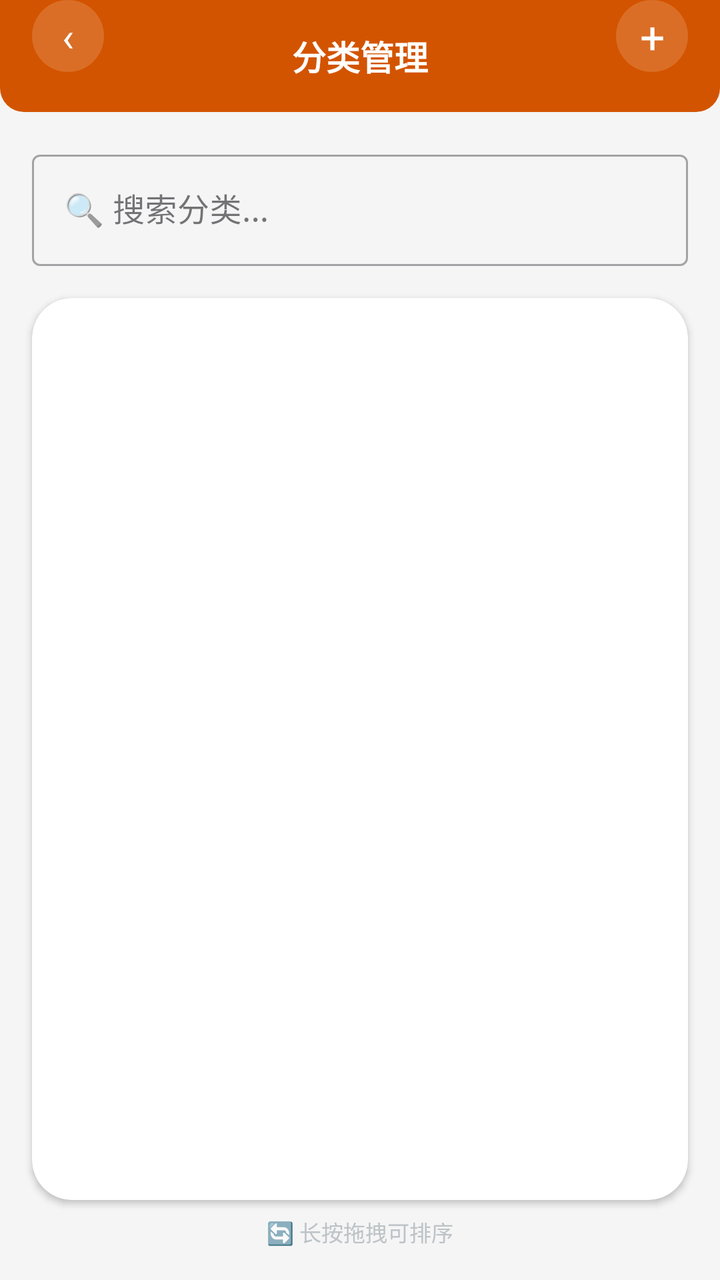
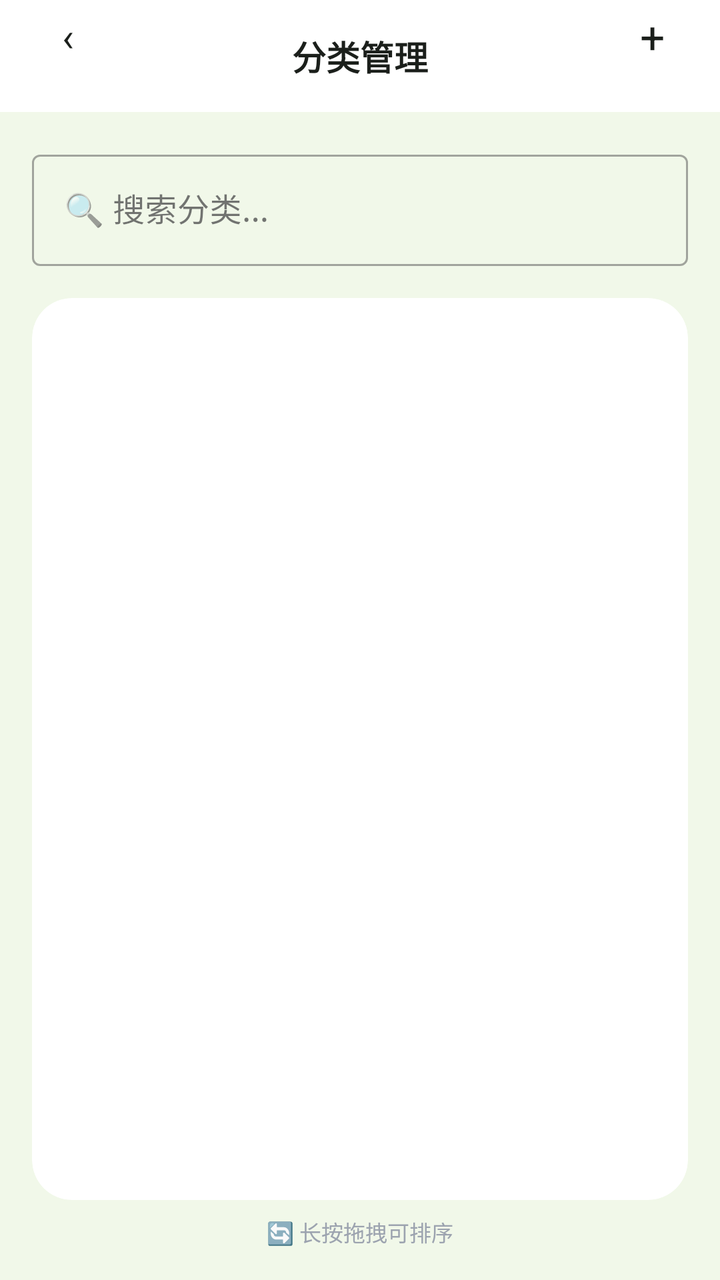

An Android layout rendered at two revisions. The XML below is the earlier revision; the diff shows what the commit changed to produce the second picture.
<!-- AndroidManifest.xml: application theme Theme.ClothingSI -->
<!-- res/layout/activity_categories.xml -->
<?xml version="1.0" encoding="utf-8"?>
<LinearLayout xmlns:android="http://schemas.android.com/apk/res/android"
    xmlns:app="http://schemas.android.com/apk/res-auto"
    android:layout_width="match_parent" android:layout_height="match_parent"
    android:orientation="vertical" android:background="#F5F5F5">
    <RelativeLayout android:layout_width="match_parent" android:layout_height="56dp"
        android:background="@drawable/header_bar_bg" android:paddingHorizontal="16dp">
        <TextView android:id="@+id/btn_back" android:layout_width="36dp" android:layout_height="36dp"
            android:text="‹" android:textSize="20dp" android:textColor="#FFFFFF"
            android:gravity="center" android:background="@drawable/circle_bg" />
        <TextView android:layout_width="wrap_content" android:layout_height="wrap_content"
            android:text="分类管理" android:textSize="17dp" android:textStyle="bold"
            android:textColor="#FFFFFF" android:layout_centerInParent="true" />
        <TextView android:id="@+id/btn_add_category" android:layout_width="36dp" android:layout_height="36dp"
            android:text="+" android:textSize="22dp" android:textColor="#FFFFFF"
            android:gravity="center" android:background="@drawable/circle_bg"
            android:layout_alignParentEnd="true" android:clickable="true" android:focusable="true" />
    </RelativeLayout>

    
    <com.google.android.material.textfield.TextInputLayout style="@style/Widget.MaterialComponents.TextInputLayout.OutlinedBox"
        android:layout_width="match_parent" android:layout_height="wrap_content"
        android:layout_margin="16dp" android:layout_marginBottom="8dp" android:hint="🔍 搜索分类...">
        <com.google.android.material.textfield.TextInputEditText android:id="@+id/et_search_category"
            android:layout_width="match_parent" android:layout_height="wrap_content" />
    </com.google.android.material.textfield.TextInputLayout>

    
    <androidx.cardview.widget.CardView android:layout_width="match_parent"
        android:layout_height="0dp" android:layout_weight="1"
        android:layout_marginHorizontal="16dp" android:layout_marginBottom="8dp"
        app:cardCornerRadius="20dp" app:cardElevation="2dp"
        android:paddingStart="8dp" android:paddingEnd="8dp">
        <androidx.recyclerview.widget.RecyclerView android:id="@+id/rv_categories"
            android:layout_width="match_parent" android:layout_height="match_parent" />
    </androidx.cardview.widget.CardView>

    
    <TextView android:layout_width="match_parent" android:layout_height="wrap_content"
        android:text="🔄 长按拖拽可排序" android:textSize="11dp" android:textColor="#BDC3C7"
        android:gravity="center" android:layout_marginBottom="16dp" />
</LinearLayout>
<!-- resources referenced by this layout -->
<resources>
  <!-- drawable circle_bg (drawable) -->
  <?xml version="1.0" encoding="utf-8"?>
  <shape xmlns:android="http://schemas.android.com/apk/res/android" android:shape="oval">
      <solid android:color="#26FFFFFF" />
  </shape>
  <!-- drawable header_bar_bg (drawable) -->
  <?xml version="1.0" encoding="utf-8"?>
  <shape xmlns:android="http://schemas.android.com/apk/res/android" android:shape="rectangle">
      <solid android:color="#D35400" />
      <corners android:bottomLeftRadius="12dp" android:bottomRightRadius="12dp" />
  </shape>
  <style name="Theme.ClothingSI" parent="Theme.Material3.Light.NoActionBar">
          <item name="colorPrimary">@color/primary</item>
          <item name="colorPrimaryDark">@color/primary_dark</item>
          <item name="colorAccent">@color/accent</item>
          <item name="android:statusBarColor">@color/primary_dark</item>
          <item name="android:navigationBarColor">@color/white</item>
      </style>
  <color name="primary">#E85D3A</color>
  <color name="primary_dark">#D35400</color>
  <color name="accent">#F4A460</color>
  <color name="white">#FFFFFF</color>
</resources>

<!-- the commit's change to res/layout/activity_categories.xml (unified diff, before → after) -->
@@ -2,17 +2,17 @@
 <LinearLayout xmlns:android="http://schemas.android.com/apk/res/android"
     xmlns:app="http://schemas.android.com/apk/res-auto"
     android:layout_width="match_parent" android:layout_height="match_parent"
-    android:orientation="vertical" android:background="#F5F5F5">
+    android:orientation="vertical" android:background="@color/bg">
     <RelativeLayout android:layout_width="match_parent" android:layout_height="56dp"
         android:background="@drawable/header_bar_bg" android:paddingHorizontal="16dp">
         <TextView android:id="@+id/btn_back" android:layout_width="36dp" android:layout_height="36dp"
-            android:text="‹" android:textSize="20dp" android:textColor="#FFFFFF"
+            android:text="‹" android:textSize="20dp" android:textColor="@color/text_primary"
             android:gravity="center" android:background="@drawable/circle_bg" />
         <TextView android:layout_width="wrap_content" android:layout_height="wrap_content"
             android:text="分类管理" android:textSize="17dp" android:textStyle="bold"
-            android:textColor="#FFFFFF" android:layout_centerInParent="true" />
+            android:textColor="@color/text_primary" android:layout_centerInParent="true" />
         <TextView android:id="@+id/btn_add_category" android:layout_width="36dp" android:layout_height="36dp"
-            android:text="+" android:textSize="22dp" android:textColor="#FFFFFF"
+            android:text="+" android:textSize="22dp" android:textColor="@color/text_primary"
             android:gravity="center" android:background="@drawable/circle_bg"
             android:layout_alignParentEnd="true" android:clickable="true" android:focusable="true" />
     </RelativeLayout>
@@ -29,7 +29,7 @@
     <androidx.cardview.widget.CardView android:layout_width="match_parent"
         android:layout_height="0dp" android:layout_weight="1"
         android:layout_marginHorizontal="16dp" android:layout_marginBottom="8dp"
-        app:cardCornerRadius="20dp" app:cardElevation="2dp"
+        app:cardCornerRadius="20dp" app:cardElevation="0dp"
         android:paddingStart="8dp" android:paddingEnd="8dp">
         <androidx.recyclerview.widget.RecyclerView android:id="@+id/rv_categories"
             android:layout_width="match_parent" android:layout_height="match_parent" />
@@ -37,6 +37,6 @@
 
     
     <TextView android:layout_width="match_parent" android:layout_height="wrap_content"
-        android:text="🔄 长按拖拽可排序" android:textSize="11dp" android:textColor="#BDC3C7"
+        android:text="🔄 长按拖拽可排序" android:textSize="11dp" android:textColor="@color/text_light"
         android:gravity="center" android:layout_marginBottom="16dp" />
 </LinearLayout>
<!-- resource entries referenced after the edit -->
@@ -1,5 +1,8 @@
 <!-- resources referenced by this layout -->
 <resources>
+  <color name="bg">#F1F8E9</color>
+  <color name="text_light">#9CA3AF</color>
+  <color name="text_primary">#1B1F1B</color>
   <!-- drawable circle_bg (drawable) -->
   <?xml version="1.0" encoding="utf-8"?>
   <shape xmlns:android="http://schemas.android.com/apk/res/android" android:shape="oval">
@@ -8,19 +11,26 @@
   <!-- drawable header_bar_bg (drawable) -->
   <?xml version="1.0" encoding="utf-8"?>
   <shape xmlns:android="http://schemas.android.com/apk/res/android" android:shape="rectangle">
-      <solid android:color="#D35400" />
-      <corners android:bottomLeftRadius="12dp" android:bottomRightRadius="12dp" />
+      <solid android:color="#FFFFFF" />
   </shape>
   <style name="Theme.ClothingSI" parent="Theme.Material3.Light.NoActionBar">
           <item name="colorPrimary">@color/primary</item>
           <item name="colorPrimaryDark">@color/primary_dark</item>
           <item name="colorAccent">@color/accent</item>
-          <item name="android:statusBarColor">@color/primary_dark</item>
+          <item name="android:statusBarColor">@android:color/transparent</item>
           <item name="android:navigationBarColor">@color/white</item>
+          
+          <item name="android:windowLightStatusBar">true</item>
+          
+          <item name="android:fontFamily">sans-serif</item>
+          <item name="android:textViewStyle">@style/TextView.Base</item>
       </style>
-  <color name="primary">#E85D3A</color>
-  <color name="primary_dark">#D35400</color>
-  <color name="accent">#F4A460</color>
+  <color name="primary">#2E7D32</color>
+  <color name="primary_dark">#1B5E20</color>
+  <color name="accent">#66BB6A</color>
   <color name="white">#FFFFFF</color>
+  <style name="TextView.Base" parent="android:Widget.TextView">
+          <item name="android:fontFamily">sans-serif</item>
+      </style>
 </resources>
 
